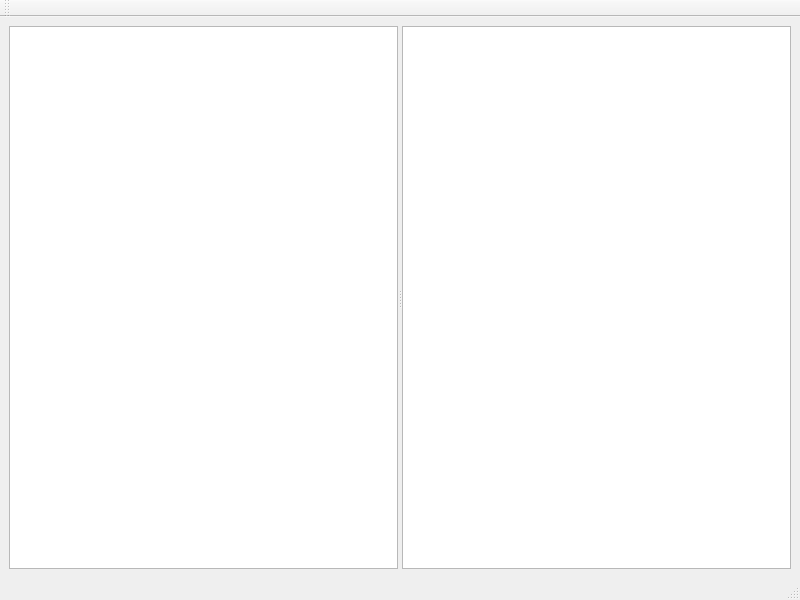
First picture: the form in ui/kbeditorwindow.ui, repository vinni-au/nya-cats, before the edit.
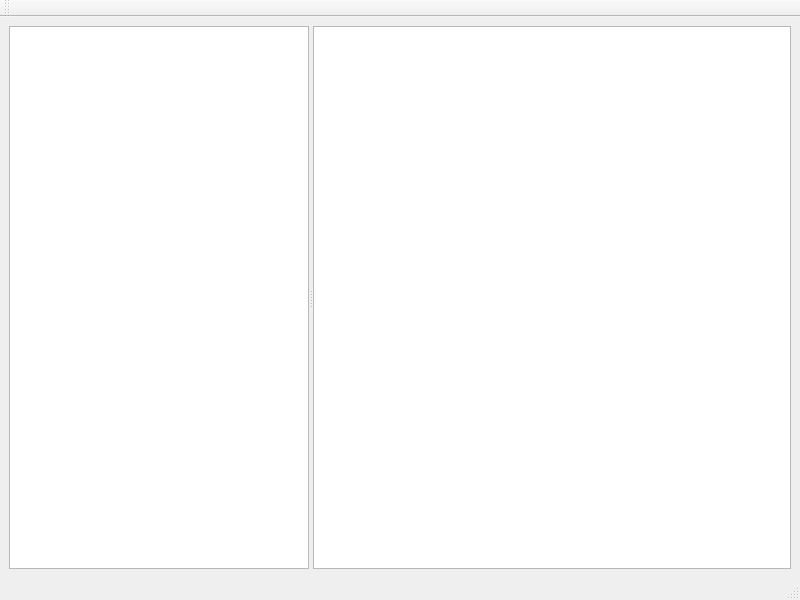
Second picture: the form after the edit. Custom widgets are drawn as their Qt base class.

Commit message: Чуть-чуть редактор БЗ

Patch:
```diff
--- a/ui/kbeditorwindow.ui
+++ b/ui/kbeditorwindow.ui
@@ -21,6 +21,12 @@
        <enum>Qt::Horizontal</enum>
       </property>
       <widget class="LGen2ObjectPropertiesEditor" name="treeView">
+       <property name="maximumSize">
+        <size>
+         <width>300</width>
+         <height>16777215</height>
+        </size>
+       </property>
        <property name="baseSize">
         <size>
          <width>0</width>
```
Left out of the diff: 10 changed lines with no effect on the pictures.
